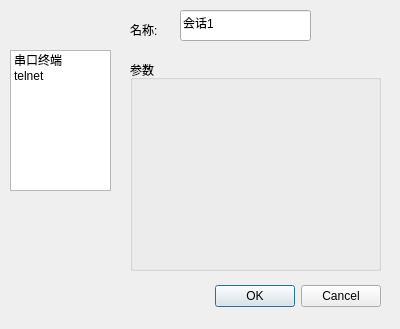
Above: NewSession/NewSession.ui from heyuanjie87/QTerminal before the change. Below: the same form after it.
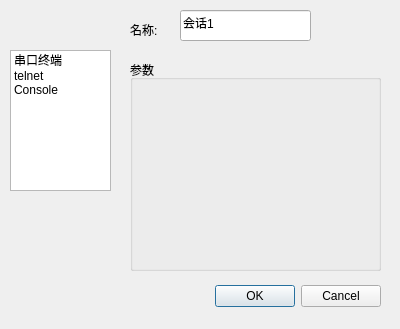
That is the form after the change.

What changed in the file:
```diff
--- a/NewSession/NewSession.ui
+++ b/NewSession/NewSession.ui
@@ -54,6 +54,11 @@
      <string>telnet</string>
     </property>
    </item>
+   <item>
+    <property name="text">
+     <string>Console</string>
+    </property>
+   </item>
   </widget>
   <widget class="QLabel" name="label">
    <property name="geometry">
```
